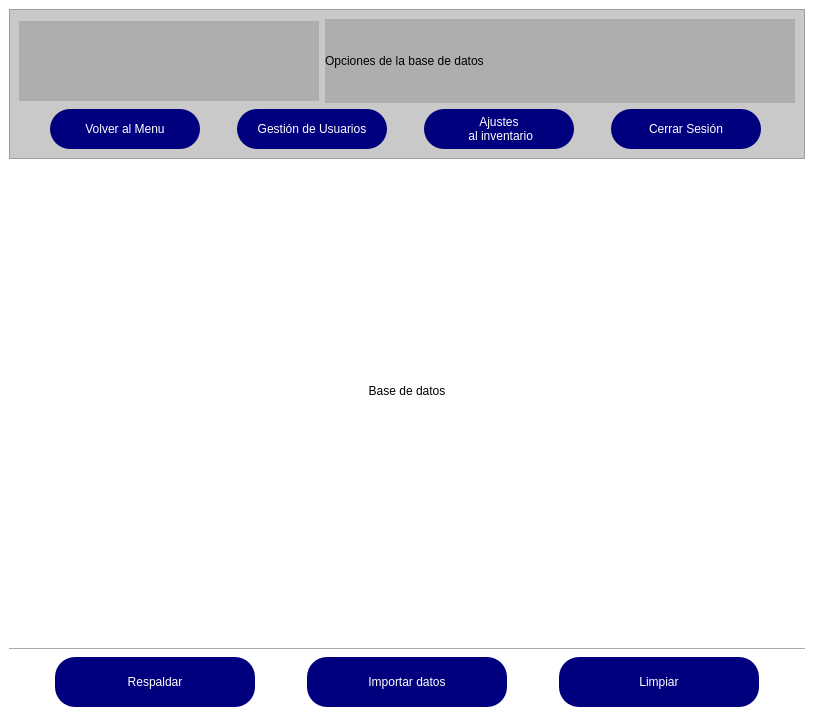
The window that ui/bdd.ui (juliosi02/YSR-Control-de-Inventario) describes before a commit, drawn with Qt 5.
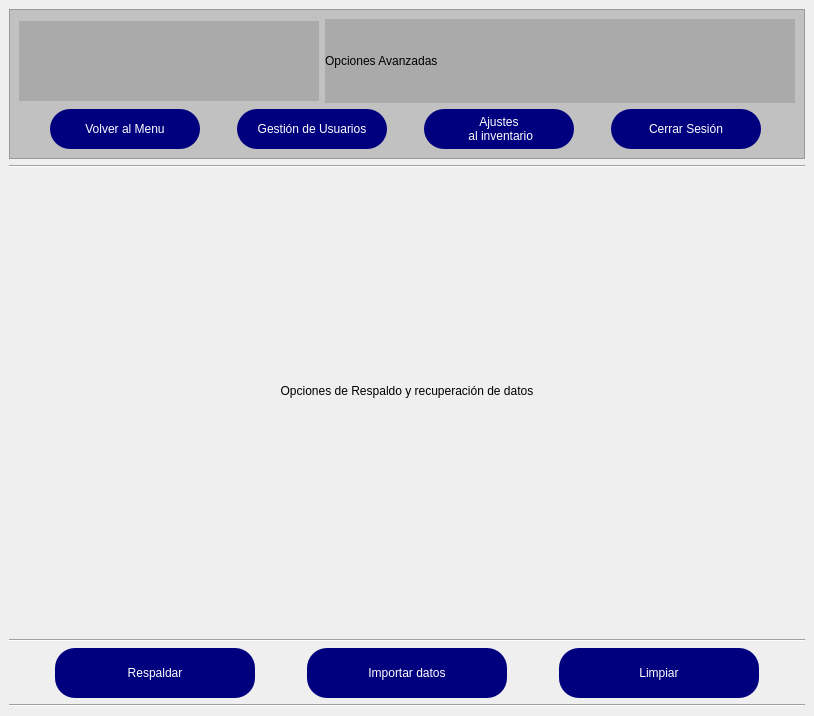
The same window after the commit. Icons and pictures are not drawn.

The edit to the form file:
```diff
--- a/ui/bdd.ui
+++ b/ui/bdd.ui
@@ -26,7 +26,7 @@
    <string>MainWindow</string>
   </property>
   <property name="styleSheet">
-   <string notr="true">background-color: rgb(255, 255, 255);</string>
+   <string notr="true"/>
   </property>
   <property name="toolButtonStyle">
    <enum>Qt::ToolButtonIconOnly</enum>
@@ -92,7 +92,7 @@
               <string notr="true">font: 48pt &quot;Playbill&quot;;</string>
              </property>
              <property name="text">
-              <string>Opciones de la base de datos</string>
+              <string>Opciones Avanzadas</string>
              </property>
             </widget>
            </item>
@@ -233,6 +233,19 @@
       </layout>
      </widget>
     </item>
+    <item>
+     <widget class="Line" name="line_4">
+      <property name="styleSheet">
+       <string notr="true">QLine{
+	background-color: #00007f;
+border: 5px solid blue;
+}</string>
+      </property>
+      <property name="orientation">
+       <enum>Qt::Horizontal</enum>
+      </property>
+     </widget>
+    </item>
     <item>
      <spacer name="verticalSpacer_2">
       <property name="orientation">
@@ -254,7 +267,7 @@
          <string notr="true">font: 48pt &quot;Playbill&quot;;</string>
         </property>
         <property name="text">
-         <string>Base de datos</string>
+         <string>Opciones de Respaldo y recuperación de datos</string>
         </property>
         <property name="alignment">
          <set>Qt::AlignCenter</set>
@@ -321,6 +334,12 @@
     </item>
     <item>
      <widget class="Line" name="line_2">
+      <property name="styleSheet">
+       <string notr="true">QLine{
+	background-color: #00007f;
+border: 5px solid blue;
+}</string>
+      </property>
       <property name="orientation">
        <enum>Qt::Horizontal</enum>
       </property>
@@ -426,6 +445,19 @@
       </item>
      </layout>
     </item>
+    <item>
+     <widget class="Line" name="line_3">
+      <property name="styleSheet">
+       <string notr="true">QLine{
+	background-color: #00007f;
+border: 5px solid blue;
+}</string>
+      </property>
+      <property name="orientation">
+       <enum>Qt::Horizontal</enum>
+      </property>
+     </widget>
+    </item>
    </layout>
    <zorder>label_2</zorder>
    <zorder>layoutWidget</zorder>
```
Left out of the diff: 7 changed lines with no effect on the pictures.
